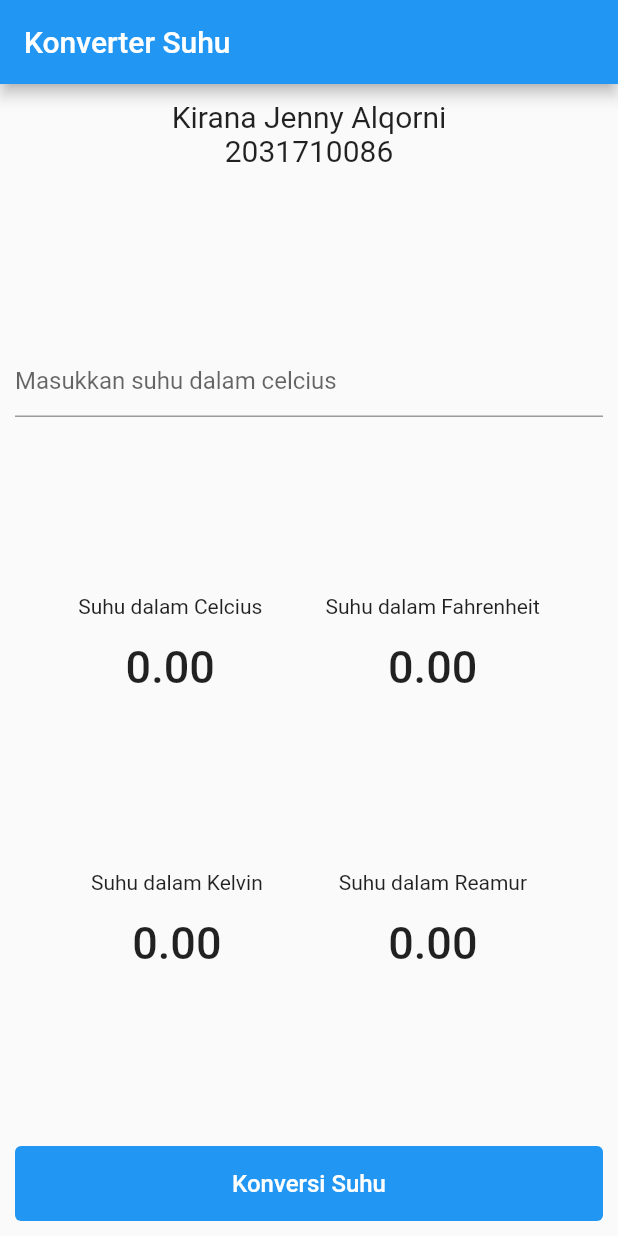
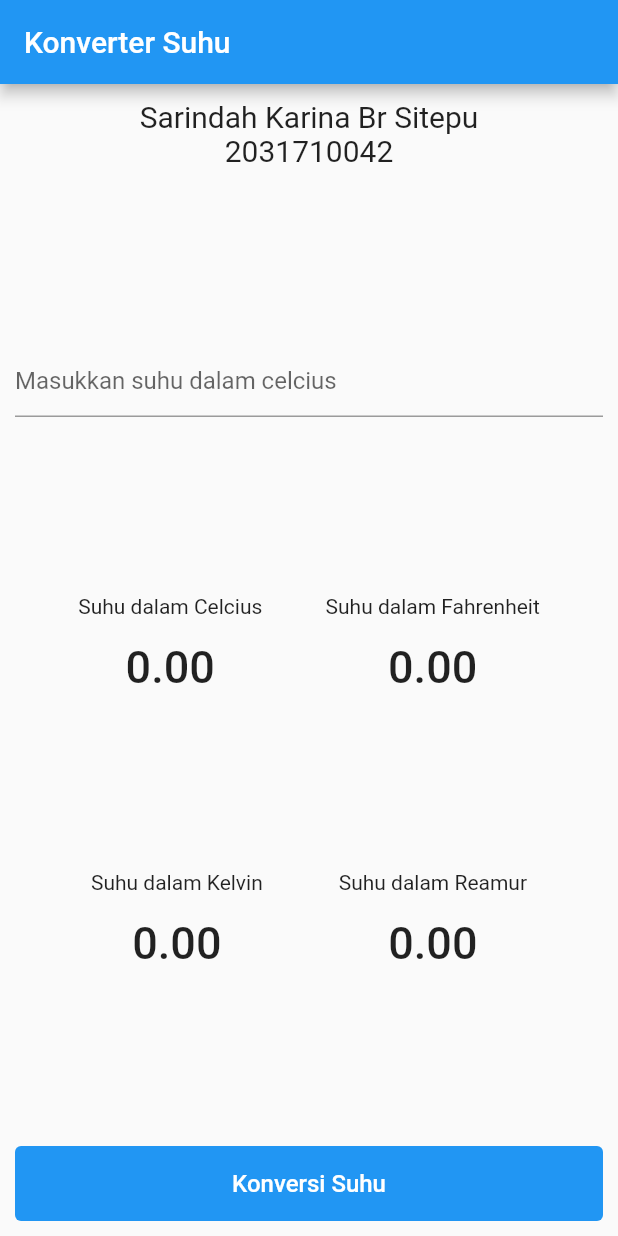
Before and after one commit to sarindahstp/konversi_suhu, a Flutter app: the screen it shows after launch, on a phone screen of 412 x 824 dp. Run offline on Flutter 3.47's test engine with Material 2 defaults, Android fonts, the phone set to English and light mode, and no system bars.

Commit message:
konversi_suhu

```diff
--- a/lib/widget/identity_wigget.dart
+++ b/lib/widget/identity_wigget.dart
@@ -10,14 +10,14 @@ class IdentityWidget extends StatelessWidget {
     return Column(
       children: const [
         Text(
-          'Kirana Jenny Alqorni',
+          'Sarindah Karina Br Sitepu',
           style: TextStyle(
             fontWeight: FontWeight.w400,
             fontSize: 20,
           ),
         ),
         Text(
-          '2031710086',
+          '2031710042',
           style: TextStyle(
             fontWeight: FontWeight.w400,
             fontSize: 20,
```
